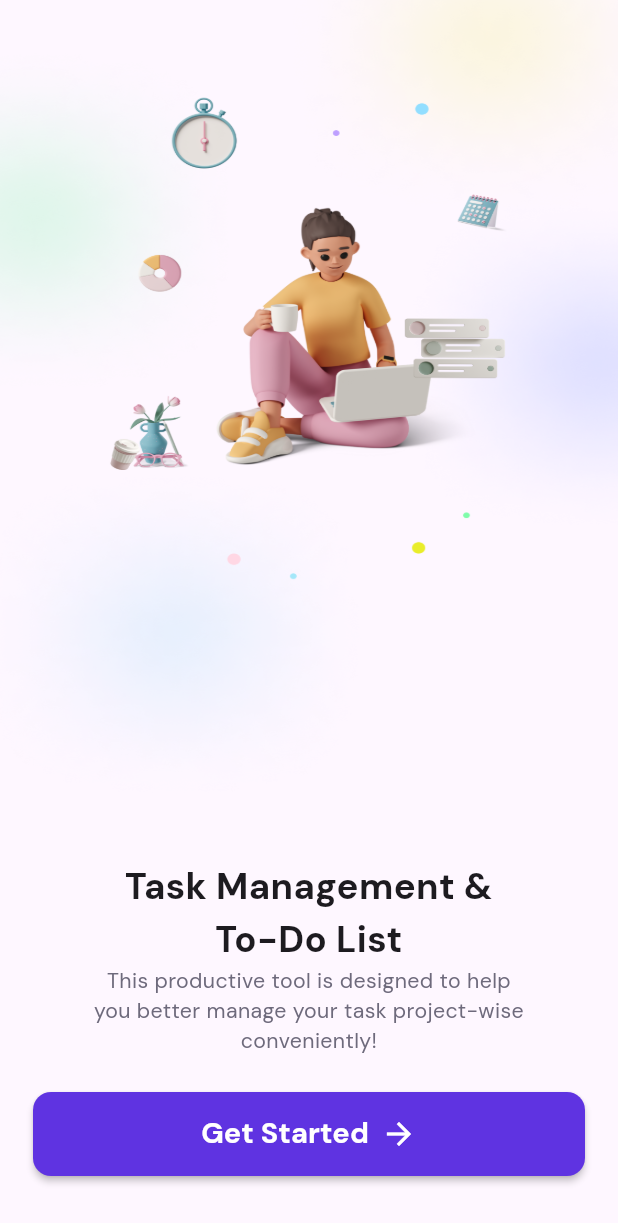
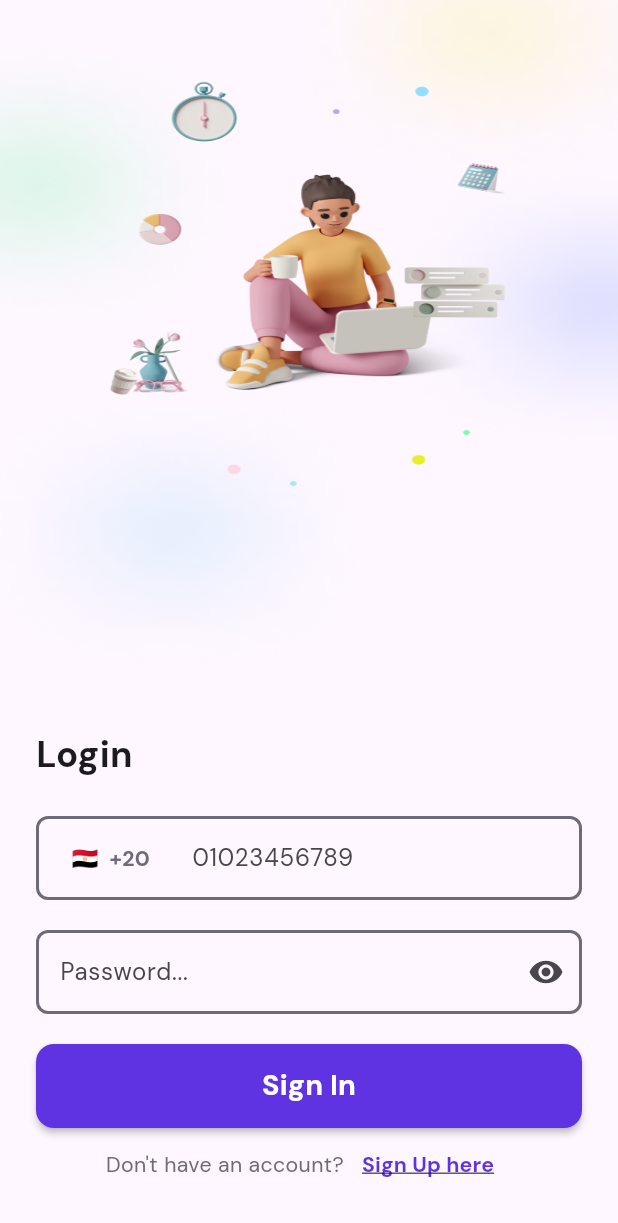
Before and after one commit to youssefhedefa/tasky, a Flutter app: the screen it shows after launch, after a tap on "Get Started", on a phone screen of 412 x 824 dp. Shown: the top 1223 px of the screen. Run offline on Flutter 3.47's test engine with Material 3 defaults, Android fonts, the phone set to English and light mode, and no system bars; our stand-ins replace country_picker, flutter_screenutil.

Commit message:
Complete log in ui.

```diff
--- /dev/null
+++ b/lib/core/components/custom_text_input_field.dart
@@ -0,0 +1,40 @@
+import 'package:flutter/material.dart';
+import 'package:tasky/core/helpers/color_helper.dart';
+
+
+class CustomTextInputField extends StatelessWidget {
+  const CustomTextInputField({super.key, required this.controller, required this.hintText, this.prefixWidget, this.suffixWidget, required this.keyboardType});
+
+  final TextEditingController controller;
+  final String hintText;
+  final Widget? prefixWidget;
+  final Widget? suffixWidget;
+  final TextInputType keyboardType;
+
+  @override
+  Widget build(BuildContext context) {
+    return TextFormField(
+      keyboardType: keyboardType,
+      controller: controller,
+      decoration: InputDecoration(
+        hintText: hintText,
+        border: getInputBorder(),
+        enabledBorder: getInputBorder(),
+        focusedBorder: getInputBorder(),
+        prefixIcon: prefixWidget,
+        suffixIcon: suffixWidget,
+      ),
+    );
+  }
+
+  OutlineInputBorder getInputBorder() {
+    return const OutlineInputBorder(
+      borderRadius: BorderRadius.all(Radius.circular(8)),
+      borderSide: BorderSide(
+        color: AppColorHelper.greyColor,
+        width: 2,
+      ),
+    );
+  }
+
+}
--- a/lib/core/helpers/text_style_helper.dart
+++ b/lib/core/helpers/text_style_helper.dart
@@ -13,6 +13,18 @@ abstract class AppTextStyleHelper{
     color: AppColorHelper.greyColor,
   );
 
+  static TextStyle font14BoldGrey = TextStyle(
+    fontSize: 14.sp,
+    fontWeight: FontWeight.bold,
+    color: AppColorHelper.greyColor,
+  );
+
+  static TextStyle font14BoldPrimary = TextStyle(
+    fontSize: 14.sp,
+    fontWeight: FontWeight.bold,
+    color: AppColorHelper.primaryColor,
+  );
+
   static TextStyle font19BoldWhite = TextStyle(
     fontSize: 19.sp,
     fontWeight: FontWeight.bold,
--- a/lib/core/routing/routing_manager.dart
+++ b/lib/core/routing/routing_manager.dart
@@ -2,6 +2,7 @@ import 'package:flutter/material.dart';
 import 'package:tasky/core/routing/custom_page_route.dart';
 import 'package:tasky/core/routing/routing_constances.dart';
 import 'package:tasky/features/on_boarding/presentation/on_boarding_view.dart';
+import 'package:tasky/features/resistration/presentation/forms/log_in_form.dart';
 
 class AppRoutingManager {
   Route? onGenerateRoute(RouteSettings settings) {
@@ -10,15 +11,14 @@ class AppRoutingManager {
         return MaterialPageRoute(builder: (context) => const OnBoardingView());
       case AppRoutingConstances.login:
         return CustomPageRoute(
-          child: const Scaffold(),
-          axisDirection: AxisDirection.right,
+          child: const LogInForm(),
+          axisDirection: AxisDirection.left,
         );
       case AppRoutingConstances.signup:
         return CustomPageRoute(
           child: const Scaffold(),
           axisDirection: AxisDirection.right,
         );
-
       default:
         return null;
     }
--- a/lib/features/on_boarding/presentation/on_boarding_view.dart
+++ b/lib/features/on_boarding/presentation/on_boarding_view.dart
@@ -1,6 +1,7 @@
 import 'package:flutter/material.dart';
 import 'package:tasky/core/components/custom_button.dart';
 import 'package:tasky/core/helpers/text_style_helper.dart';
+import 'package:tasky/core/routing/routing_constances.dart';
 import 'package:tasky/features/on_boarding/presentation/widgets/on_boarding_image.dart';
 import 'package:tasky/features/on_boarding/presentation/widgets/on_boarding_text.dart';
 
@@ -13,12 +14,14 @@ class OnBoardingView extends StatelessWidget {
       body: SafeArea(
         child: Column(
           children: [
-            const OnBoardingImage(),
+            const Expanded(child: OnBoardingImage()),
             const OnBoardingText(),
             Padding(
               padding: const EdgeInsets.only(left: 22.0, right: 22, bottom: 40),
               child: CustomButton(
-                onPressed: () {},
+                onPressed: () {
+                  Navigator.pushNamedAndRemoveUntil(context, AppRoutingConstances.login, (route) => false);
+                },
                 child: Row(
                   mainAxisSize: MainAxisSize.min,
                   children: [
--- a/lib/features/on_boarding/presentation/widgets/on_boarding_image.dart
+++ b/lib/features/on_boarding/presentation/widgets/on_boarding_image.dart
@@ -6,12 +6,10 @@ class OnBoardingImage extends StatelessWidget {
 
   @override
   Widget build(BuildContext context) {
-    return Expanded(
-      child: Image.asset(
-        AppImageHelper.onboardingImage,
-        width: double.infinity,
-        fit: BoxFit.fill,
-      ),
+    return Image.asset(
+      AppImageHelper.onboardingImage,
+      width: double.infinity,
+      fit: BoxFit.fill,
     );
   }
 }
--- /dev/null
+++ b/lib/features/resistration/presentation/forms/log_in_form.dart
@@ -0,0 +1,116 @@
+import 'package:country_picker/country_picker.dart';
+import 'package:flutter/material.dart';
+import 'package:tasky/core/components/custom_button.dart';
+import 'package:tasky/core/components/custom_text_input_field.dart';
+import 'package:tasky/core/helpers/text_style_helper.dart';
+import 'package:tasky/features/resistration/presentation/widgets/registration_footer.dart';
+import 'package:tasky/features/resistration/presentation/widgets/registration_view.dart';
+
+class LogInForm extends StatefulWidget {
+  const LogInForm({super.key});
+
+  @override
+  State<LogInForm> createState() => _LogInFormState();
+}
+
+class _LogInFormState extends State<LogInForm> {
+  late Country country;
+
+  @override
+  void initState() {
+    country = CountryParser.parseCountryCode('EG');
+    super.initState();
+  }
+
+  @override
+  Widget build(BuildContext context) {
+    return RegistrationView(
+      form: Padding(
+        padding: const EdgeInsets.all(24.0),
+        child: Column(
+          crossAxisAlignment: CrossAxisAlignment.start,
+          children: [
+            Text(
+              'Login',
+              style: AppTextStyleHelper.font24BoldBlack,
+            ),
+            const SizedBox(height: 24),
+            CustomTextInputField(
+              keyboardType: TextInputType.phone,
+              hintText: '01023456789',
+              controller: TextEditingController(),
+              prefixWidget: GestureDetector(
+                onTap: showPicker,
+                child: Container(
+                  width: 100,
+                  alignment: Alignment.center,
+                  child: Text(
+                    '${country.flagEmoji}  +${country.phoneCode}',
+                    style: AppTextStyleHelper.font14BoldGrey,
+                    textAlign: TextAlign.center,
+                  ),
+                ),
+              ),
+            ),
+            const SizedBox(height: 20),
+            CustomTextInputField(
+              keyboardType: TextInputType.text,
+              hintText: 'Password...',
+              controller: TextEditingController(),
+              suffixWidget: const Icon(Icons.remove_red_eye),
+            ),
+            const SizedBox(height: 20),
+            CustomButton(
+              onPressed: () {},
+              child: Text(
+                'Sign In',
+                style: AppTextStyleHelper.font19BoldWhite,
+              ),
+            ),
+            RegistrationFooter(
+              notClickable: 'Don\'t have an account?',
+              clickable: 'Sign Up here',
+              onPressed: () {},
+            ),
+          ],
+        ),
+      ),
+    );
+  }
+
+  showPicker() {
+    showCountryPicker(
+      context: context,
+      showPhoneCode: true,
+      countryListTheme: CountryListThemeData(
+        flagSize: 30,
+        inputDecoration: InputDecoration(
+          hintText: 'Search',
+          labelStyle: AppTextStyleHelper.font14BoldGrey,
+          focusedBorder: searchInputBorder(),
+          enabledBorder: searchInputBorder(),
+        ),
+        bottomSheetHeight: 450,
+        textStyle: AppTextStyleHelper.font14BoldGrey,
+        backgroundColor: Colors.white,
+        borderRadius: BorderRadius.circular(20),
+      ),
+      onSelect: (Country country) {
+        setState(() {
+          this.country = country;
+        });
+      },
+    );
+  }
+
+  OutlineInputBorder searchInputBorder() {
+    return const OutlineInputBorder(
+      borderRadius: BorderRadius.all(Radius.circular(8)),
+      borderSide: BorderSide(
+        color: Colors.grey,
+        width: 2,
+      ),
+    );
+  }
+
+}
--- /dev/null
+++ b/lib/features/resistration/presentation/widgets/registration_footer.dart
@@ -0,0 +1,34 @@
+import 'package:flutter/material.dart';
+import 'package:tasky/core/helpers/text_style_helper.dart';
+
+
+class RegistrationFooter extends StatelessWidget {
+  const RegistrationFooter({super.key, required this.clickable, required this.notClickable, required this.onPressed});
+
+  final String clickable;
+  final String notClickable;
+  final void Function() onPressed;
+
+  @override
+  Widget build(BuildContext context) {
+    return Row(
+      mainAxisAlignment: MainAxisAlignment.center,
+      children: [
+        Text(
+          notClickable,
+          style: AppTextStyleHelper.font14RegularGrey,
+        ),
+        TextButton(
+          onPressed: onPressed,
+          child: Text(
+            clickable,
+            style: AppTextStyleHelper.font14BoldPrimary.copyWith(
+              decoration: TextDecoration.underline,
+            ),
+            // under line the clickable text
+          ),
+        ),
+      ],
+    );
+  }
+}
--- /dev/null
+++ b/lib/features/resistration/presentation/widgets/registration_view.dart
@@ -0,0 +1,23 @@
+import 'package:flutter/material.dart';
+import 'package:tasky/features/on_boarding/presentation/widgets/on_boarding_image.dart';
+
+class RegistrationView extends StatelessWidget {
+  const RegistrationView({super.key, required this.form});
+
+  final Widget form;
+
+  @override
+  Widget build(BuildContext context) {
+    return Scaffold(
+      body: SafeArea(
+        child: Column(
+          children: [
+            const Expanded(child: OnBoardingImage()),
+            form,
+          ],
+        ),
+      ),
+    );
+  }
+
+}
--- a/pubspec.yaml
+++ b/pubspec.yaml
@@ -15,6 +15,7 @@ dependencies:
   cupertino_icons: ^1.0.2
   flutter_native_splash: ^2.3.11
   flutter_screenutil: ^5.9.3
+  country_picker: ^2.0.26
 
 dev_dependencies:
   flutter_test:
```
Also changed, not shown: pubspec.lock.
